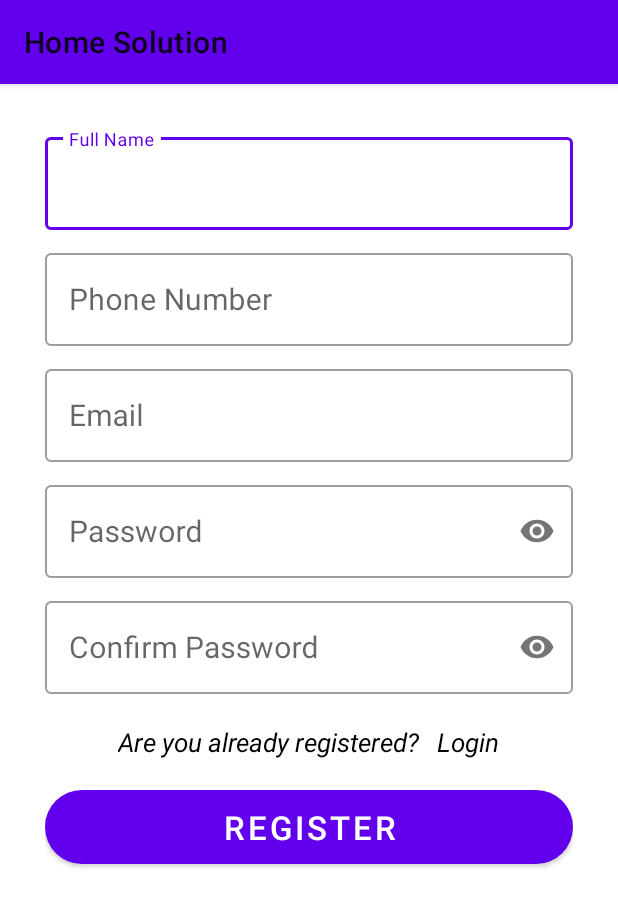
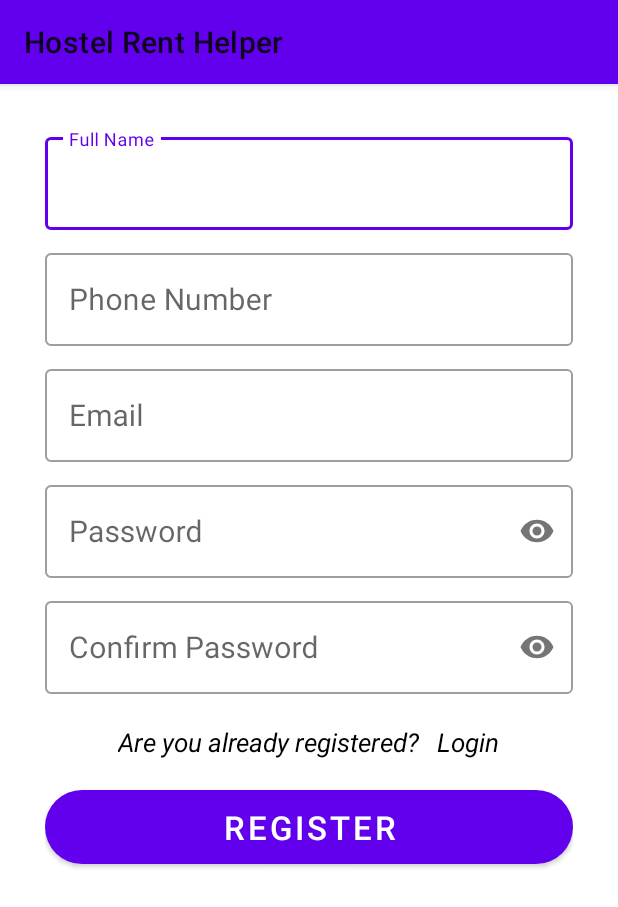
Before and after one commit to shuvo6904/houserent, an Android app: the RegisterActivity screen opened directly, with no data from a screen before it, on a phone screen of 412 x 824 dp. Shown: the top 907 px of the screen. Run offline under Robolectric (Android 15) with nearby library versions, the phone set to English and light mode, and no system bars; our stand-ins replace Firebase (no records; nobody signed in at launch, a user with empty details on screens opened directly).

Commit message:
Start backend design for profile

```diff
--- a/app/src/main/java/com/example/houserentproject/AccountVerification.java
+++ b/app/src/main/java/com/example/houserentproject/AccountVerification.java
@@ -58,6 +58,9 @@ public class AccountVerification extends AppCompatActivity {
         fAuth = FirebaseAuth.getInstance();
 
         FirebaseUser user = fAuth.getCurrentUser();
+
+        if (user != null)
+            user.reload();
 
         if (!user.isEmailVerified()){
 
--- a/app/src/main/java/com/example/houserentproject/Profile.java
+++ b/app/src/main/java/com/example/houserentproject/Profile.java
@@ -33,6 +33,9 @@ public class Profile extends AppCompatActivity {
         fAuth = FirebaseAuth.getInstance();
 
         FirebaseUser user = fAuth.getCurrentUser();
+
+        if (user != null)
+            user.reload();
 
         if (!user.isEmailVerified()){
             Log.d("profile_", "onCreate: email is not verified");
--- a/app/src/main/res/layout/activity_main.xml
+++ b/app/src/main/res/layout/activity_main.xml
@@ -60,7 +60,4 @@
 
     </com.google.android.material.navigation.NavigationView>
 
-
-
-
 </androidx.drawerlayout.widget.DrawerLayout>
--- a/app/src/main/res/layout/activity_register.xml
+++ b/app/src/main/res/layout/activity_register.xml
@@ -126,15 +126,15 @@
                 android:onClick="tvAlreadyRegistered"/>
 
             <Button
-                android:onClick="register"
                 android:layout_width="match_parent"
                 android:layout_height="wrap_content"
-                android:text="Register"
-                android:textSize="22sp"
-                android:textColor="#ffffff"
                 android:layout_marginTop="20dp"
                 android:layout_marginBottom="16dp"
-                android:background="@drawable/button_rounded"/>
+                android:background="@drawable/button_rounded"
+                android:onClick="register"
+                android:text="Register"
+                android:textColor="#ffffff"
+                android:textSize="22sp" />
 
         </LinearLayout>
 
--- a/app/src/main/res/values/strings.xml
+++ b/app/src/main/res/values/strings.xml
@@ -1,5 +1,5 @@
 <resources>
-    <string name="app_name">Home Solution</string>
+    <string name="app_name">Hostel Rent Helper</string>
 
     <string name="nav_open">Open</string>
     <string name="nav_close">Close</string>
```
